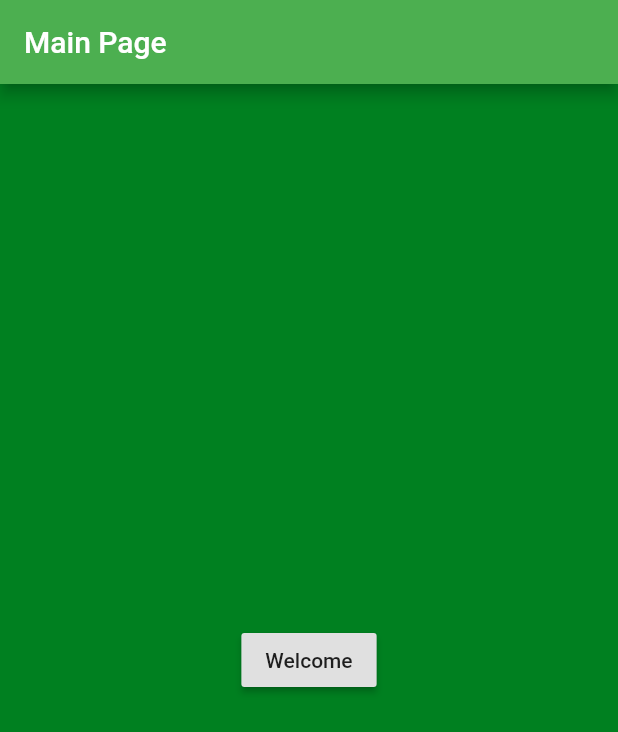
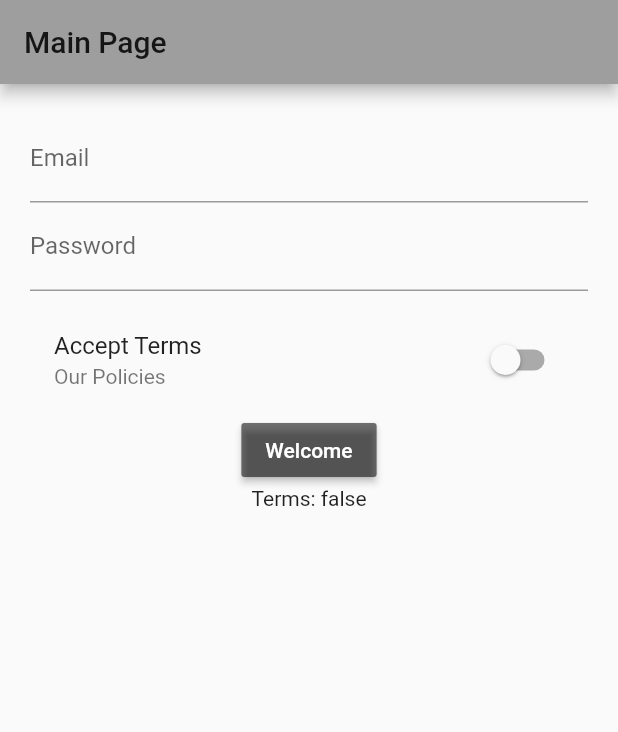
Before and after one commit to narendrasinghrathore/splashun-flutter, a Flutter app: the screen it shows after launch, on a phone screen of 412 x 824 dp. Shown: the top 732 px of the screen. Run offline on Flutter 3.47's test engine with Material 2 defaults, Android fonts, the phone set to English and light mode, and no system bars; accounts and stored records are empty.

Commit message:
Adding custom fonts and styling widgets using container, decoration

```diff
--- a/lib/main.dart
+++ b/lib/main.dart
@@ -19,7 +19,7 @@ class MyApp extends StatelessWidget {
         // "hot reload" (press "r" in the console where you ran "flutter run",
         // or press Run > Flutter Hot Reload in IntelliJ). Notice that the
         // counter didn't reset back to zero; the application is not restarted.
-        primarySwatch: Colors.green,
+        primarySwatch: Colors.grey,
       ),
       home: new MainPage(),
       routes: {
@@ -30,7 +30,7 @@ class MyApp extends StatelessWidget {
       //   settings.name
 
       // },
-      onUnknownRoute: (RouteSettings setting){
+      onUnknownRoute: (RouteSettings setting) {
         //  if not handle on onGenerateRoute
       },
     );
--- a/lib/main/main.page.dart
+++ b/lib/main/main.page.dart
@@ -1,27 +1,78 @@
 import 'package:flutter/material.dart';
-import 'package:splashun_flutter/home/home.page.dart';
 
-class MainPage extends StatelessWidget {
+class MainPage extends StatefulWidget {
+  @override
+  State<StatefulWidget> createState() {
+    return _MainPage();
+  }
+}
+
+class _MainPage extends State<MainPage> {
   @override
   Widget build(BuildContext context) {
+    String _password;
+    String _email;
+    bool _acceptTerms = false;
     // TODO: implement build
     return new Scaffold(
-      backgroundColor: Color.fromRGBO(0, 128, 32, 1.0),
+        // backgroundColor: Color.fromRGBO(196, 0, 60, 0.6),
         appBar: new AppBar(title: new Text("Main Page")),
-      body: Center(
+        body: ListView(
+          children: <Widget>[
+            Container(
+              margin: EdgeInsets.all(20.0),
               child: Column(
                 crossAxisAlignment: CrossAxisAlignment.center,
                 mainAxisAlignment: MainAxisAlignment.center,
                 children: <Widget>[
+                  TextField(
+                    decoration: InputDecoration(
+                      labelText: 'Email',
+                    ),
+                    keyboardType: TextInputType.emailAddress,
+                    onChanged: (String value) {
+                      setState(() {
+                        _email = value;
+                      });
+                    },
+                  ),
+                  TextField(
+                    decoration: InputDecoration(
+                      labelText: 'Password',
+                    ),
+                    obscureText: true,
+                    onChanged: (String value) {
+                      setState(() {
+                        _password = value;
+                      });
+                    },
+                  ),
+                  SizedBox(
+                    height: 10.0,
+                  ),
+                  SwitchListTile(
+                    title: Text('Accept Terms'),
+                    subtitle: Text('Our Policies'),
+                    onChanged: (bool value) {
+                      setState(() {
+                        _acceptTerms = value;
+                      });
+                    },
+                    value: _acceptTerms,
+                  ),
                   RaisedButton(
+                    color: Colors.black54,
+                    textColor: Colors.white,
                     child: Text("Welcome"),
                     onPressed: () {
-                Navigator.pushReplacementNamed(context,'home');
+                      Navigator.pushReplacementNamed(context, 'home');
                     },
+                  ),
+                  Text('Terms: $_acceptTerms')
+                ],
+              ),
             )
           ],
-        ),
-      ),
-    );
+        ));
   }
 }
```
Also changed, not shown: lib/home/home.page.dart (+3 -4 lines), lib/imageCards.dart (+22 -4 lines), lib/settings/setting.page.dart (+27 -10 lines), pubspec.yaml (+17 -11 lines), assets/fonts/Ubuntu-Bold.ttf (added), assets/fonts/Ubuntu-BoldItalic.ttf (added), assets/fonts/Ubuntu-Italic.ttf (added), assets/fonts/Ubuntu-Light.ttf (added), assets/fonts/Ubuntu-LightItalic.ttf (added), assets/fonts/Ubuntu-Medium.ttf (added), assets/fonts/Ubuntu-MediumItalic.ttf (added), assets/fonts/Ubuntu-Regular.ttf (added). Lines whose indentation alone changed are shown as unchanged.
